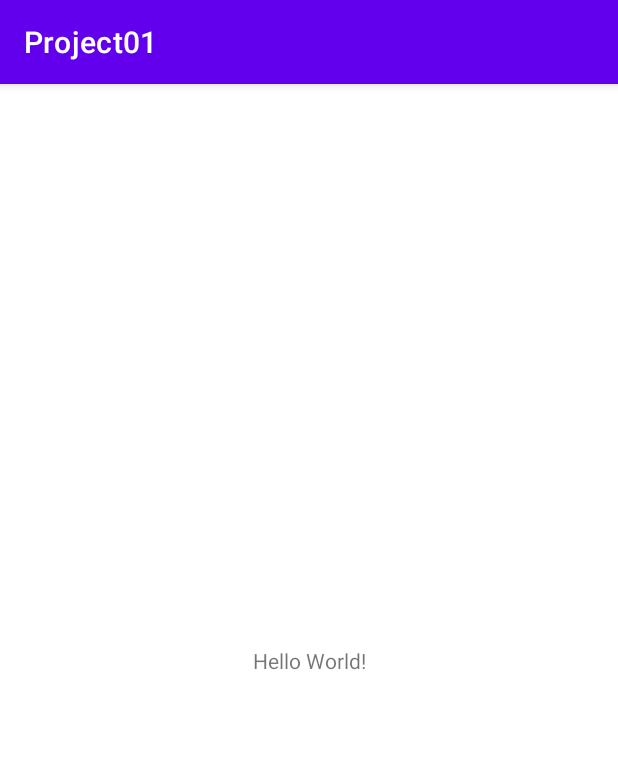
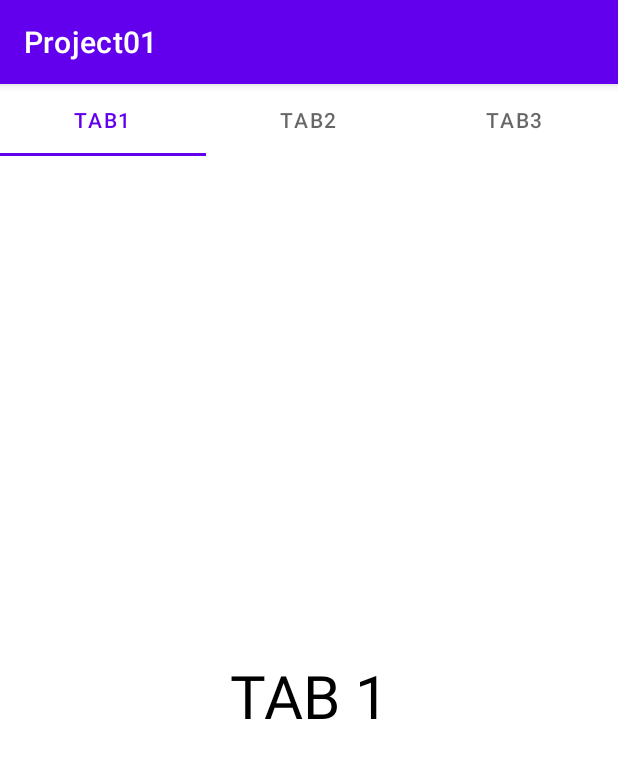
Before and after one commit to Flow-Week01/Project01, an Android app: the screen it shows after launch (MainActivity), on a phone screen of 412 x 824 dp. Shown: the top 758 px of the screen. Run offline under Robolectric (Android 15) with nearby library versions, the phone set to English and light mode, and no system bars.

Commit message:
Tab added

```diff
--- a/app/build.gradle
+++ b/app/build.gradle
@@ -32,6 +32,7 @@ dependencies {
     implementation 'androidx.appcompat:appcompat:1.4.0'
     implementation 'com.google.android.material:material:1.4.0'
     implementation 'androidx.constraintlayout:constraintlayout:2.1.2'
+    implementation 'androidx.legacy:legacy-support-v4:1.0.0'
     testImplementation 'junit:junit:4.+'
     androidTestImplementation 'androidx.test.ext:junit:1.1.3'
     androidTestImplementation 'androidx.test.espresso:espresso-core:3.4.0'
--- a/app/src/main/java/com/example/project01/MainActivity.java
+++ b/app/src/main/java/com/example/project01/MainActivity.java
@@ -1,14 +1,33 @@
 package com.example.project01;
 
 import androidx.appcompat.app.AppCompatActivity;
+import androidx.fragment.app.FragmentPagerAdapter;
+import androidx.viewpager.widget.ViewPager;
 
 import android.os.Bundle;
 
+import com.google.android.material.tabs.TabLayout;
+
 public class MainActivity extends AppCompatActivity {
+
+    private TabLayout tabLayout;
+    private ViewPager viewPager;
 
     @Override
     protected void onCreate(Bundle savedInstanceState) {
         super.onCreate(savedInstanceState);
         setContentView(R.layout.activity_main);
+
+        tabLayout = findViewById(R.id.tablayout);
+        viewPager = findViewById(R.id.viewpager);
+
+        tabLayout.setupWithViewPager(viewPager);
+
+        VPAdapter vpAdapter = new VPAdapter(getSupportFragmentManager(), FragmentPagerAdapter.BEHAVIOR_RESUME_ONLY_CURRENT_FRAGMENT);
+        vpAdapter.addFragment(new frag1(), "TAB1");
+        vpAdapter.addFragment(new frag2(), "TAB2");
+        vpAdapter.addFragment(new frag3(), "TAB3");
+        viewPager.setAdapter(vpAdapter);
+
     }
 }
--- /dev/null
+++ b/app/src/main/java/com/example/project01/VPAdapter.java
@@ -0,0 +1,41 @@
+package com.example.project01;
+
+import androidx.annotation.NonNull;
+import androidx.annotation.Nullable;
+import androidx.fragment.app.Fragment;
+import androidx.fragment.app.FragmentManager;
+import androidx.fragment.app.FragmentPagerAdapter;
+
+import java.util.ArrayList;
+
+public class VPAdapter extends FragmentPagerAdapter {
+
+    private final ArrayList<Fragment> fragmentArrayList = new ArrayList<>();
+    private final ArrayList<String> fragmentTitle = new ArrayList<>();
+
+    public VPAdapter(@NonNull FragmentManager fm, int behavior){
+        super(fm, behavior);
+    }
+
+    @NonNull
+    @Override
+    public Fragment getItem(int position) {
+        return fragmentArrayList.get(position);
+    }
+
+    @Override
+    public int getCount() {
+        return fragmentArrayList.size();
+    }
+
+    public void addFragment(Fragment frag, String title) {
+        fragmentArrayList.add(frag);
+        fragmentTitle.add(title);
+    }
+
+    @Nullable
+    @Override
+    public CharSequence getPageTitle(int position) {
+        return fragmentTitle.get(position);
+    }
+}
--- /dev/null
+++ b/app/src/main/java/com/example/project01/frag1.java
@@ -0,0 +1,65 @@
+package com.example.project01;
+
+import android.app.AlertDialog;
+import android.os.Bundle;
+
+import androidx.fragment.app.Fragment;
+
+import android.view.LayoutInflater;
+import android.view.View;
+import android.view.ViewGroup;
+
+/**
+ * A simple {@link Fragment} subclass.
+ * Use the {@link frag1#newInstance} factory method to
+ * create an instance of this fragment.
+ */
+public class frag1 extends Fragment {
+
+    // TODO: Rename parameter arguments, choose names that match
+    // the fragment initialization parameters, e.g. ARG_ITEM_NUMBER
+    private static final String ARG_PARAM1 = "param1";
+    private static final String ARG_PARAM2 = "param2";
+
+    // TODO: Rename and change types of parameters
+    private String mParam1;
+    private String mParam2;
+
+    public frag1() {
+        // Required empty public constructor
+    }
+
+    /**
+     * Use this factory method to create a new instance of
+     * this fragment using the provided parameters.
+     *
+     * @param param1 Parameter 1.
+     * @param param2 Parameter 2.
+     * @return A new instance of fragment frag1.
+     */
+    // TODO: Rename and change types and number of parameters
+    public static frag1 newInstance(String param1, String param2) {
+        frag1 fragment = new frag1();
+        Bundle args = new Bundle();
+        args.putString(ARG_PARAM1, param1);
+        args.putString(ARG_PARAM2, param2);
+        fragment.setArguments(args);
+        return fragment;
+    }
+
+    @Override
+    public void onCreate(Bundle savedInstanceState) {
+        super.onCreate(savedInstanceState);
+        if (getArguments() != null) {
+            mParam1 = getArguments().getString(ARG_PARAM1);
+            mParam2 = getArguments().getString(ARG_PARAM2);
+        }
+    }
+
+    @Override
+    public View onCreateView(LayoutInflater inflater, ViewGroup container,
+                             Bundle savedInstanceState) {
+        // Inflate the layout for this fragment
+        return inflater.inflate(R.layout.fragment_frag1, container, false);
+    }
+}
--- /dev/null
+++ b/app/src/main/java/com/example/project01/frag2.java
@@ -0,0 +1,64 @@
+package com.example.project01;
+
+import android.os.Bundle;
+
+import androidx.fragment.app.Fragment;
+
+import android.view.LayoutInflater;
+import android.view.View;
+import android.view.ViewGroup;
+
+/**
+ * A simple {@link Fragment} subclass.
+ * Use the {@link frag2#newInstance} factory method to
+ * create an instance of this fragment.
+ */
+public class frag2 extends Fragment {
+
+    // TODO: Rename parameter arguments, choose names that match
+    // the fragment initialization parameters, e.g. ARG_ITEM_NUMBER
+    private static final String ARG_PARAM1 = "param1";
+    private static final String ARG_PARAM2 = "param2";
+
+    // TODO: Rename and change types of parameters
+    private String mParam1;
+    private String mParam2;
+
+    public frag2() {
+        // Required empty public constructor
+    }
+
+    /**
+     * Use this factory method to create a new instance of
+     * this fragment using the provided parameters.
+     *
+     * @param param1 Parameter 1.
+     * @param param2 Parameter 2.
+     * @return A new instance of fragment frag2.
+     */
+    // TODO: Rename and change types and number of parameters
+    public static frag2 newInstance(String param1, String param2) {
+        frag2 fragment = new frag2();
+        Bundle args = new Bundle();
+        args.putString(ARG_PARAM1, param1);
+        args.putString(ARG_PARAM2, param2);
+        fragment.setArguments(args);
+        return fragment;
+    }
+
+    @Override
+    public void onCreate(Bundle savedInstanceState) {
+        super.onCreate(savedInstanceState);
+        if (getArguments() != null) {
+            mParam1 = getArguments().getString(ARG_PARAM1);
+            mParam2 = getArguments().getString(ARG_PARAM2);
+        }
+    }
+
+    @Override
+    public View onCreateView(LayoutInflater inflater, ViewGroup container,
+                             Bundle savedInstanceState) {
+        // Inflate the layout for this fragment
+        return inflater.inflate(R.layout.fragment_frag2, container, false);
+    }
+}
--- /dev/null
+++ b/app/src/main/java/com/example/project01/frag3.java
@@ -0,0 +1,65 @@
+package com.example.project01;
+
+import android.app.AlertDialog;
+import android.os.Bundle;
+
+import androidx.fragment.app.Fragment;
+
+import android.view.LayoutInflater;
+import android.view.View;
+import android.view.ViewGroup;
+
+/**
+ * A simple {@link Fragment} subclass.
+ * Use the {@link frag3#newInstance} factory method to
+ * create an instance of this fragment.
+ */
+public class frag3 extends Fragment {
+
+    // TODO: Rename parameter arguments, choose names that match
+    // the fragment initialization parameters, e.g. ARG_ITEM_NUMBER
+    private static final String ARG_PARAM1 = "param1";
+    private static final String ARG_PARAM2 = "param2";
+
+    // TODO: Rename and change types of parameters
+    private String mParam1;
+    private String mParam2;
+
+    public frag3() {
+        // Required empty public constructor
+    }
+
+    /**
+     * Use this factory method to create a new instance of
+     * this fragment using the provided parameters.
+     *
+     * @param param1 Parameter 1.
+     * @param param2 Parameter 2.
+     * @return A new instance of fragment frag3.
+     */
+    // TODO: Rename and change types and number of parameters
+    public static frag3 newInstance(String param1, String param2) {
+        frag3 fragment = new frag3();
+        Bundle args = new Bundle();
+        args.putString(ARG_PARAM1, param1);
+        args.putString(ARG_PARAM2, param2);
+        fragment.setArguments(args);
+        return fragment;
+    }
+
+    @Override
+    public void onCreate(Bundle savedInstanceState) {
+        super.onCreate(savedInstanceState);
+        if (getArguments() != null) {
+            mParam1 = getArguments().getString(ARG_PARAM1);
+            mParam2 = getArguments().getString(ARG_PARAM2);
+        }
+    }
+
+    @Override
+    public View onCreateView(LayoutInflater inflater, ViewGroup container,
+                             Bundle savedInstanceState) {
+        // Inflate the layout for this fragment
+        return inflater.inflate(R.layout.fragment_frag3, container, false);
+    }
+}
--- a/app/src/main/res/layout/activity_main.xml
+++ b/app/src/main/res/layout/activity_main.xml
@@ -9,10 +9,43 @@
     <TextView
         android:layout_width="wrap_content"
         android:layout_height="wrap_content"
-        android:text="Hello World!"
         app:layout_constraintBottom_toBottomOf="parent"
         app:layout_constraintLeft_toLeftOf="parent"
         app:layout_constraintRight_toRightOf="parent"
         app:layout_constraintTop_toTopOf="parent" />
 
+    <com.google.android.material.tabs.TabLayout
+        android:id="@+id/tablayout"
+        android:layout_width="match_parent"
+        android:layout_height="wrap_content"
+        app:layout_constraintEnd_toEndOf="parent"
+        app:layout_constraintStart_toStartOf="parent"
+        tools:layout_editor_absoluteY="2dp">
+
+        <com.google.android.material.tabs.TabItem
+            android:layout_width="wrap_content"
+            android:layout_height="wrap_content"
+            android:text="TAB1" />
+
+        <com.google.android.material.tabs.TabItem
+            android:layout_width="wrap_content"
+            android:layout_height="wrap_content"
+            android:text="TAB2" />
+
+        <com.google.android.material.tabs.TabItem
+            android:layout_width="wrap_content"
+            android:layout_height="wrap_content"
+            android:text="TAB3" />
+    </com.google.android.material.tabs.TabLayout>
+
+    <androidx.viewpager.widget.ViewPager
+        android:id="@+id/viewpager"
+        android:layout_width="match_parent"
+        android:layout_height="wrap_content"
+        app:layout_constraintBottom_toBottomOf="parent"
+        app:layout_constraintEnd_toEndOf="parent"
+        app:layout_constraintHorizontal_bias="0.5"
+        app:layout_constraintStart_toStartOf="parent"
+        app:layout_constraintTop_toBottomOf="@+id/tablayout" />
+
 </androidx.constraintlayout.widget.ConstraintLayout>
--- /dev/null
+++ b/app/src/main/res/layout/fragment_frag1.xml
@@ -0,0 +1,17 @@
+<?xml version="1.0" encoding="utf-8"?>
+<FrameLayout xmlns:android="http://schemas.android.com/apk/res/android"
+    xmlns:tools="http://schemas.android.com/tools"
+    android:layout_width="match_parent"
+    android:layout_height="match_parent"
+    tools:context=".frag1">
+
+    <!-- TODO: Update blank fragment layout -->
+    <TextView
+        android:layout_width="match_parent"
+        android:layout_height="match_parent"
+        android:text="TAB 1"
+        android:gravity="center"
+        android:textColor="@color/black"
+        android:textSize="40dp"/>
+
+</FrameLayout>
--- a/app/src/main/res/values/strings.xml
+++ b/app/src/main/res/values/strings.xml
@@ -1,3 +1,5 @@
 <resources>
     <string name="app_name">Project01</string>
+    <!-- TODO: Remove or change this placeholder text -->
+    <string name="hello_blank_fragment">Hello blank fragment</string>
 </resources>
```
Also changed, not shown: app/src/main/res/layout/fragment_frag2.xml (added, +17 -0 lines), app/src/main/res/layout/fragment_frag3.xml (added, +18 -0 lines).
